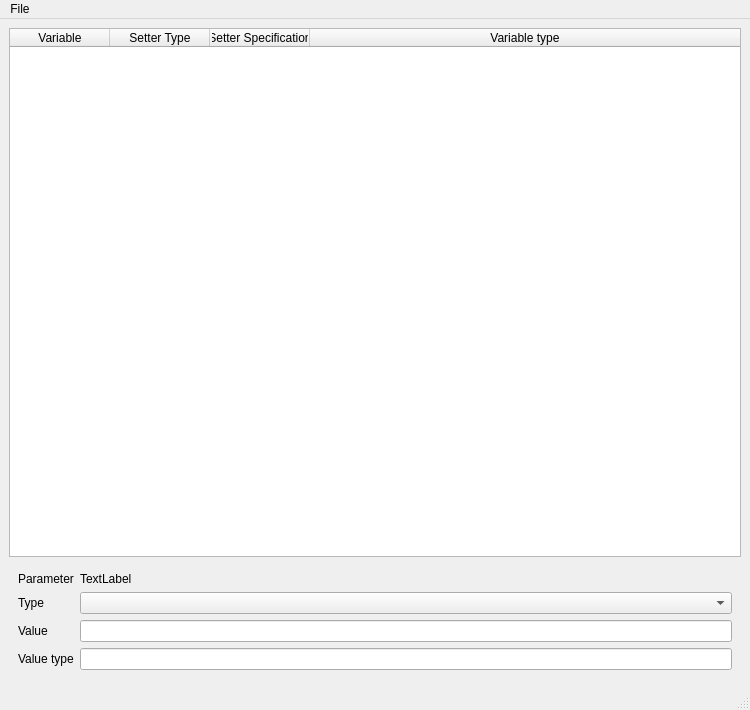
Before: the Qt Designer form gr-mtb/qt/task_frontend.ui in marcusmueller/measurement_toolbox, drawn with Qt 5.
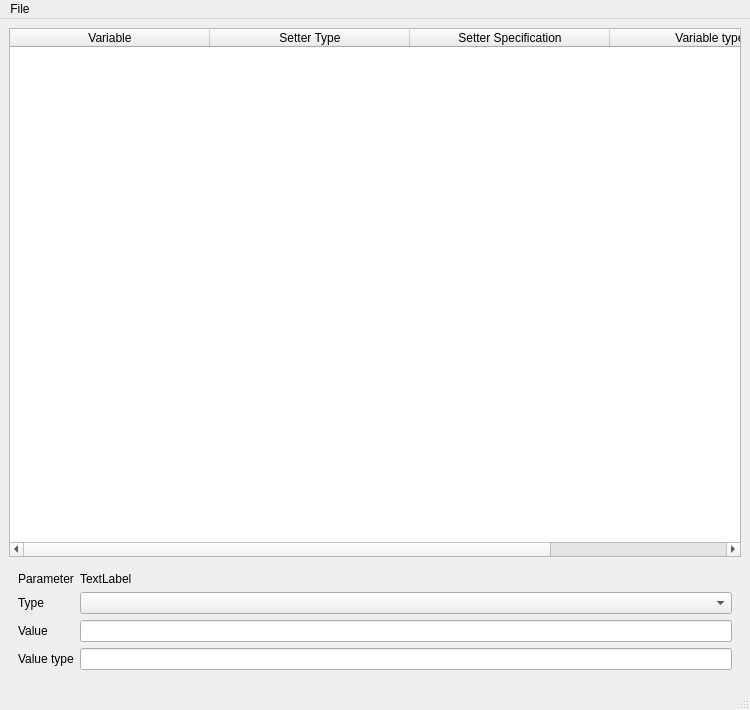
After: the same form once the commit is applied.

Commit message: changed table head spacings

What changed in the file:
```diff
--- a/gr-mtb/qt/task_frontend.ui
+++ b/gr-mtb/qt/task_frontend.ui
@@ -40,12 +40,27 @@
         <property name="textElideMode">
          <enum>Qt::ElideRight</enum>
         </property>
+        <attribute name="horizontalHeaderVisible">
+         <bool>true</bool>
+        </attribute>
+        <attribute name="horizontalHeaderCascadingSectionResizes">
+         <bool>false</bool>
+        </attribute>
+        <attribute name="horizontalHeaderDefaultSectionSize">
+         <number>200</number>
+        </attribute>
+        <attribute name="horizontalHeaderShowSortIndicator" stdset="0">
+         <bool>true</bool>
+        </attribute>
         <attribute name="horizontalHeaderStretchLastSection">
          <bool>true</bool>
         </attribute>
         <attribute name="verticalHeaderCascadingSectionResizes">
          <bool>true</bool>
         </attribute>
+        <attribute name="verticalHeaderDefaultSectionSize">
+         <number>150</number>
+        </attribute>
         <column>
          <property name="text">
           <string>Variable</string>
```
